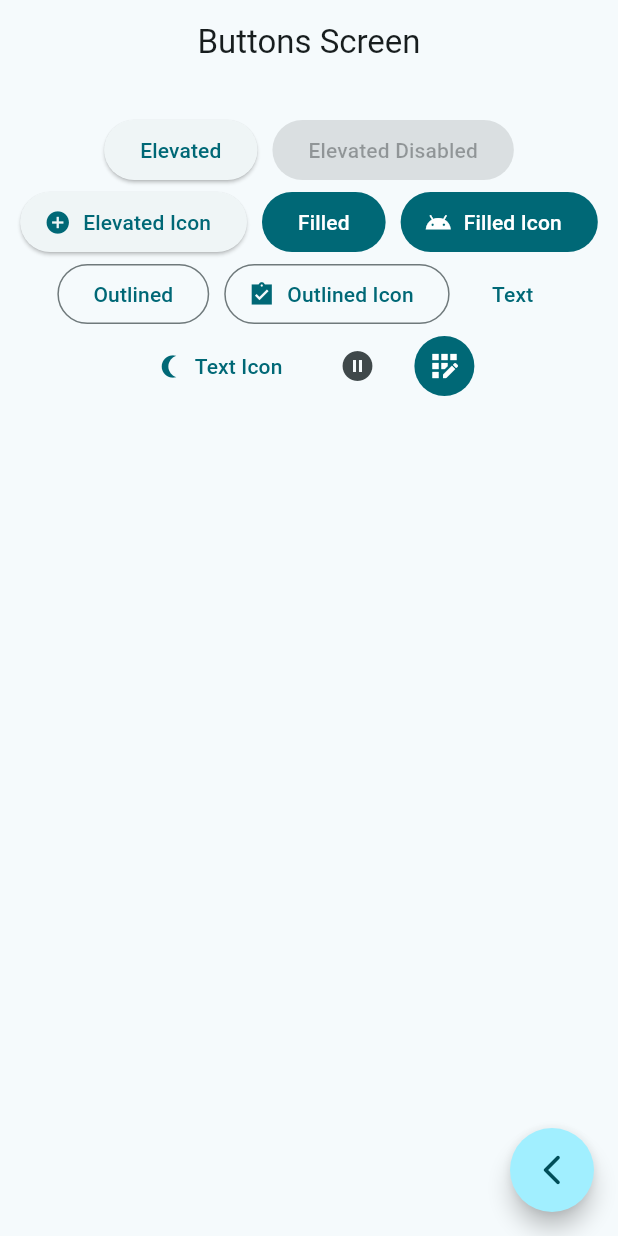
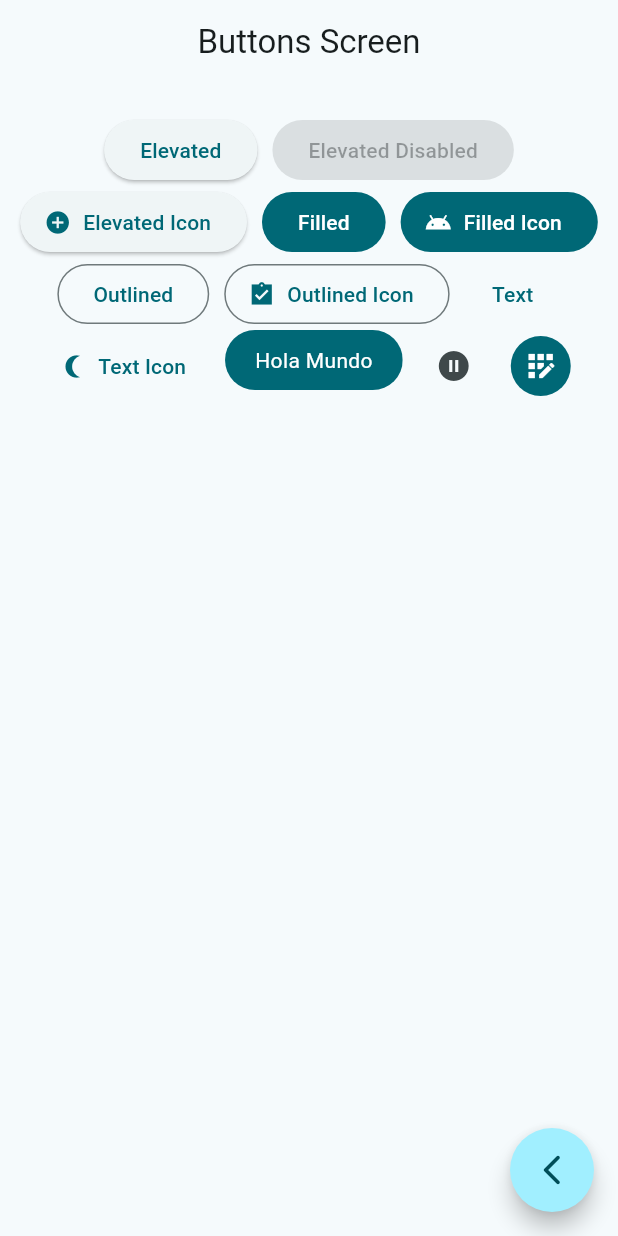
Before and after one commit to cristiandelcidd/widgets_app, a Flutter app: the ButtonsScreen screen opened by its route, on a phone screen of 412 x 824 dp. Run offline on Flutter 3.47's test engine with Material 2 defaults, Android fonts, the phone set to English and light mode, and no system bars; our stand-ins replace go_router.

Commit message:
buttons screen finished

```diff
--- a/lib/presentation/screens/buttons/buttons_screen.dart
+++ b/lib/presentation/screens/buttons/buttons_screen.dart
@@ -57,6 +57,7 @@ class _ButtonsView extends StatelessWidget {
                 onPressed: () {},
                 icon: const Icon(Icons.nightlight_round_outlined),
                 label: const Text('Text Icon')),
+            const CustomButton(),
             IconButton(onPressed: () {}, icon: const Icon(Icons.pause_circle)),
             IconButton(
               onPressed: () {},
@@ -71,3 +72,29 @@ class _ButtonsView extends StatelessWidget {
     );
   }
 }
+
+class CustomButton extends StatelessWidget {
+  const CustomButton({super.key});
+
+  @override
+  Widget build(BuildContext context) {
+    final ColorScheme colors = Theme.of(context).colorScheme;
+
+    return ClipRRect(
+      borderRadius: BorderRadius.circular(20),
+      child: Material(
+        color: colors.primary,
+        child: InkWell(
+          onTap: () {},
+          child: const Padding(
+            padding: EdgeInsets.symmetric(horizontal: 20, vertical: 10),
+            child: Text(
+              'Hola Mundo',
+              style: TextStyle(color: Colors.white),
+            ),
+          ),
+        ),
+      ),
+    );
+  }
+}
```
